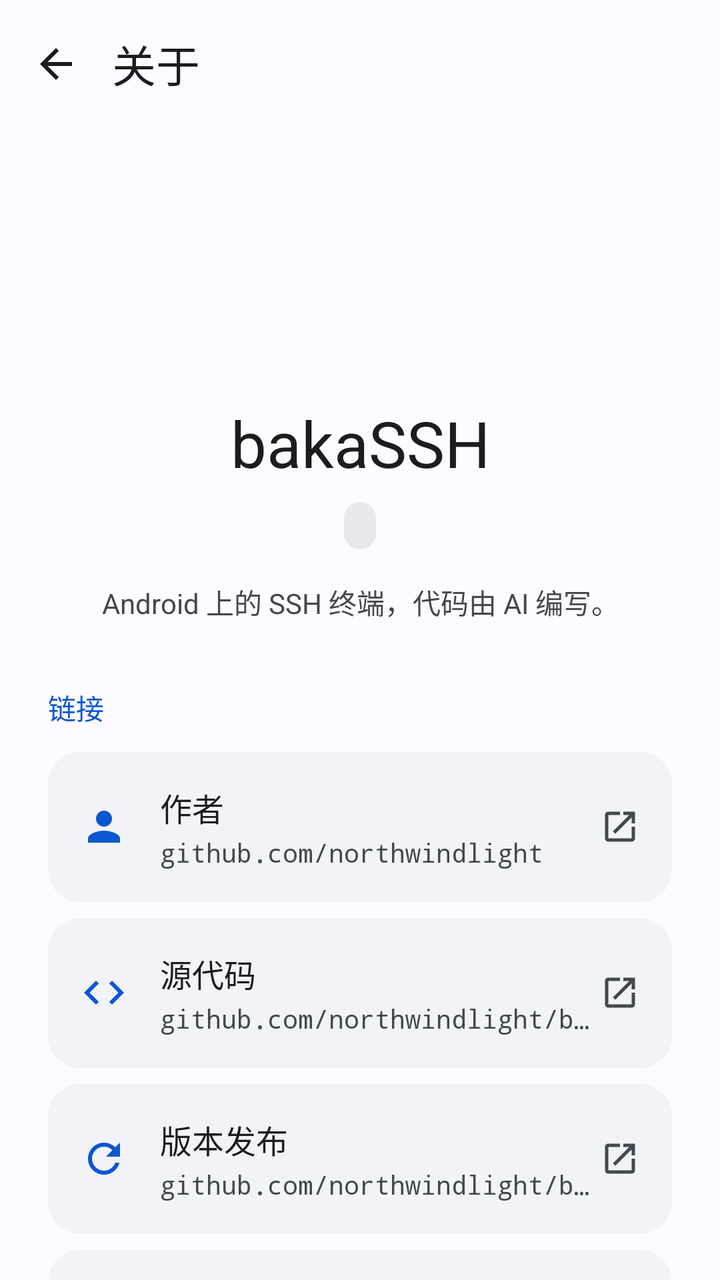
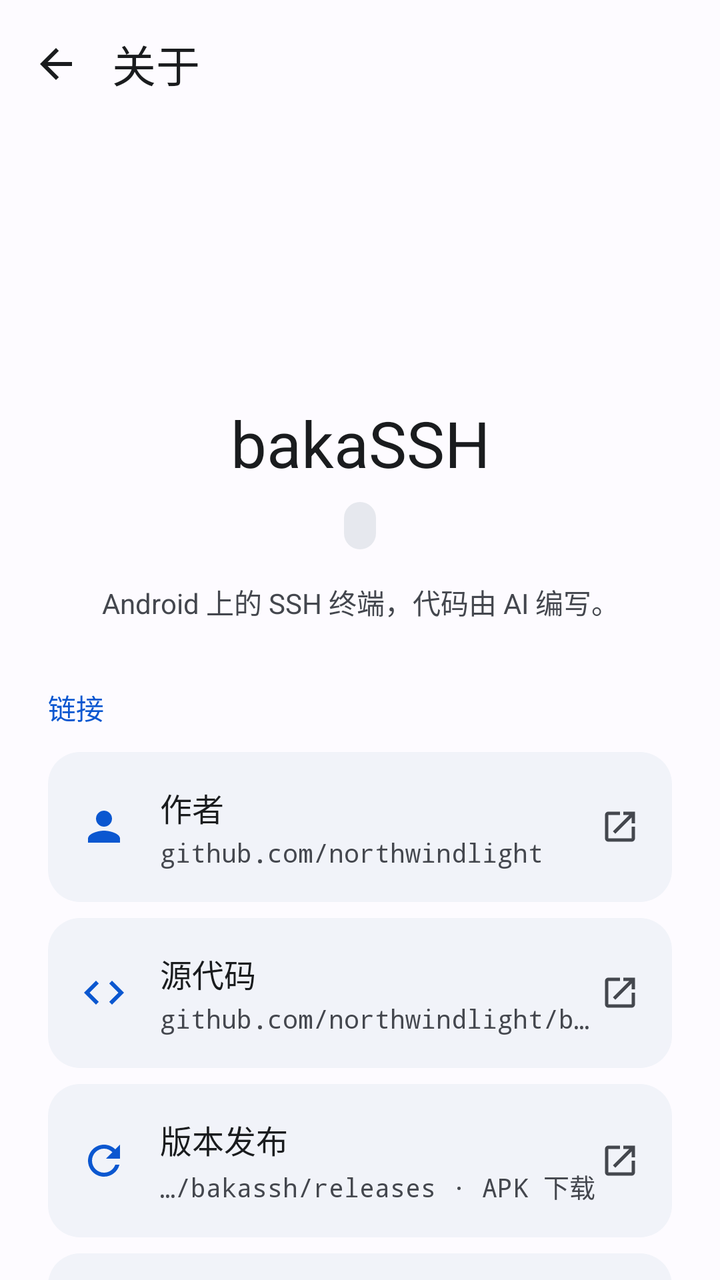

An Android layout rendered at two revisions. The XML below is the earlier revision; the diff shows what the commit changed to produce the second picture.
<!-- AndroidManifest.xml: application theme AppTheme -->
<!-- res/layout/dialog_about.xml -->
<?xml version="1.0" encoding="utf-8"?>
<LinearLayout
    xmlns:android="http://schemas.android.com/apk/res/android"
    xmlns:app="http://schemas.android.com/apk/res-auto"
    android:layout_width="match_parent"
    android:layout_height="match_parent"
    android:orientation="vertical"
    android:background="?attr/colorSurface"
    android:fitsSystemWindows="true">
    <LinearLayout
        android:layout_width="match_parent"
        android:layout_height="wrap_content"
        android:minHeight="64dp"
        android:gravity="center_vertical"
        android:paddingEnd="12dp">
        <ImageButton
            android:id="@+id/btn_close_about"
            android:layout_width="56dp"
            android:layout_height="56dp"
            android:background="?attr/selectableItemBackgroundBorderless"
            android:padding="16dp"
            android:src="@drawable/ic_arrow_back"
            app:tint="?attr/colorOnSurface"
            android:contentDescription="@string/navigate_back" />
        <TextView
            android:layout_width="0dp"
            android:layout_height="wrap_content"
            android:text="@string/settings_about"
            android:textSize="22sp"
            android:textColor="?attr/colorOnSurface"
            android:layout_weight="1" />
    </LinearLayout>
    <androidx.core.widget.NestedScrollView
        android:layout_width="match_parent"
        android:layout_height="0dp"
        android:layout_weight="1"
        android:clipToPadding="false">
        <LinearLayout
            android:layout_width="match_parent"
            android:layout_height="wrap_content"
            android:orientation="vertical"
            android:paddingStart="24dp"
            android:paddingEnd="24dp"
            android:paddingBottom="32dp">
            <ImageView
                android:layout_width="96dp"
                android:layout_height="96dp"
                android:layout_gravity="center_horizontal"
                android:layout_marginTop="24dp"
                android:src="@mipmap/ic_launcher"
                android:contentDescription="@null" />
            <TextView
                android:layout_width="match_parent"
                android:layout_height="wrap_content"
                android:layout_marginTop="16dp"
                android:gravity="center"
                android:text="@string/app_name"
                android:textSize="32sp"
                android:textColor="?attr/colorOnSurface" />
            <TextView
                android:id="@+id/tv_about_version"
                android:layout_width="wrap_content"
                android:layout_height="wrap_content"
                android:layout_gravity="center_horizontal"
                android:layout_marginTop="8dp"
                android:background="@drawable/bg_chip_tag"
                android:fontFamily="monospace"
                android:textSize="13sp"
                android:textColor="?attr/colorOnSurfaceVariant" />
            <TextView
                android:layout_width="match_parent"
                android:layout_height="wrap_content"
                android:layout_marginTop="16dp"
                android:gravity="center"
                android:text="@string/about_tagline"
                android:textSize="14sp"
                android:textColor="?attr/colorOnSurfaceVariant" />
            <TextView
                android:layout_width="match_parent"
                android:layout_height="wrap_content"
                android:text="@string/about_links"
                android:textSize="14sp"
                android:textColor="?attr/colorPrimary"
                android:paddingTop="32dp"
                android:paddingBottom="12dp"
                android:fontFamily="sans-serif-medium" />
            <LinearLayout
                android:id="@+id/about_author"
                android:layout_width="match_parent"
                android:layout_height="wrap_content"
                android:minHeight="72dp"
                android:layout_marginBottom="8dp"
                android:background="@drawable/bg_setting_row"
                android:foreground="?attr/selectableItemBackground"
                android:clickable="true"
                android:focusable="true"
                android:gravity="center_vertical"
                android:padding="16dp">
                <ImageView
                    android:layout_width="24dp"
                    android:layout_height="24dp"
                    android:src="@drawable/ic_person"
                    app:tint="?attr/colorPrimary"
                    android:contentDescription="@null" />
                <LinearLayout
                    android:layout_width="0dp"
                    android:layout_height="wrap_content"
                    android:layout_weight="1"
                    android:layout_marginStart="16dp"
                    android:orientation="vertical">
                    <TextView
                        android:layout_width="match_parent"
                        android:layout_height="wrap_content"
                        android:text="@string/about_author"
                        android:textSize="16sp"
                        android:textColor="?attr/colorOnSurface" />
                    <TextView
                        android:layout_width="match_parent"
                        android:layout_height="wrap_content"
                        android:text="github.com/northwindlight"
                        android:textSize="13sp"
                        android:fontFamily="monospace"
                        android:maxLines="1"
                        android:ellipsize="end"
                        android:layout_marginTop="2dp"
                        android:textColor="?attr/colorOnSurfaceVariant" />
                </LinearLayout>
                <ImageView
                    android:layout_width="20dp"
                    android:layout_height="20dp"
                    android:src="@drawable/ic_open_in_new"
                    app:tint="?attr/colorOnSurfaceVariant"
                    android:contentDescription="@null" />
            </LinearLayout>
            <LinearLayout
                android:id="@+id/about_source"
                android:layout_width="match_parent"
                android:layout_height="wrap_content"
                android:minHeight="72dp"
                android:layout_marginBottom="8dp"
                android:background="@drawable/bg_setting_row"
                android:foreground="?attr/selectableItemBackground"
                android:clickable="true"
                android:focusable="true"
                android:gravity="center_vertical"
                android:padding="16dp">
                <ImageView
                    android:layout_width="24dp"
                    android:layout_height="24dp"
                    android:src="@drawable/ic_code"
                    app:tint="?attr/colorPrimary"
                    android:contentDescription="@null" />
                <LinearLayout
                    android:layout_width="0dp"
                    android:layout_height="wrap_content"
                    android:layout_weight="1"
                    android:layout_marginStart="16dp"
                    android:orientation="vertical">
                    <TextView
                        android:layout_width="match_parent"
                        android:layout_height="wrap_content"
                        android:text="@string/about_source"
                        android:textSize="16sp"
                        android:textColor="?attr/colorOnSurface" />
                    <TextView
                        android:layout_width="match_parent"
                        android:layout_height="wrap_content"
                        android:text="github.com/northwindlight/bakassh"
                        android:textSize="13sp"
                        android:fontFamily="monospace"
                        android:maxLines="1"
                        android:ellipsize="end"
                        android:layout_marginTop="2dp"
                        android:textColor="?attr/colorOnSurfaceVariant" />
                </LinearLayout>
                <ImageView
                    android:layout_width="20dp"
                    android:layout_height="20dp"
                    android:src="@drawable/ic_open_in_new"
                    app:tint="?attr/colorOnSurfaceVariant"
                    android:contentDescription="@null" />
            </LinearLayout>
            <LinearLayout
                android:id="@+id/about_releases"
                android:layout_width="match_parent"
                android:layout_height="wrap_content"
                android:minHeight="72dp"
                android:layout_marginBottom="8dp"
                android:background="@drawable/bg_setting_row"
                android:foreground="?attr/selectableItemBackground"
                android:clickable="true"
                android:focusable="true"
                android:gravity="center_vertical"
                android:padding="16dp">
                <ImageView
                    android:layout_width="24dp"
                    android:layout_height="24dp"
                    android:src="@drawable/ic_refresh"
                    app:tint="?attr/colorPrimary"
                    android:contentDescription="@null" />
                <LinearLayout
                    android:layout_width="0dp"
                    android:layout_height="wrap_content"
                    android:layout_weight="1"
                    android:layout_marginStart="16dp"
                    android:orientation="vertical">
                    <TextView
                        android:layout_width="match_parent"
                        android:layout_height="wrap_content"
                        android:text="@string/about_releases"
                        android:textSize="16sp"
                        android:textColor="?attr/colorOnSurface" />
                    <TextView
                        android:layout_width="match_parent"
                        android:layout_height="wrap_content"
                        android:text="github.com/northwindlight/bakassh/releases"
                        android:textSize="13sp"
                        android:fontFamily="monospace"
                        android:maxLines="1"
                        android:ellipsize="end"
                        android:layout_marginTop="2dp"
                        android:textColor="?attr/colorOnSurfaceVariant" />
                </LinearLayout>
                <ImageView
                    android:layout_width="20dp"
                    android:layout_height="20dp"
                    android:src="@drawable/ic_open_in_new"
                    app:tint="?attr/colorOnSurfaceVariant"
                    android:contentDescription="@null" />
            </LinearLayout>
            <LinearLayout
                android:id="@+id/about_licenses"
                android:layout_width="match_parent"
                android:layout_height="wrap_content"
                android:minHeight="72dp"
                android:layout_marginBottom="8dp"
                android:background="@drawable/bg_setting_row"
                android:foreground="?attr/selectableItemBackground"
                android:clickable="true"
                android:focusable="true"
                android:gravity="center_vertical"
                android:padding="16dp">
                <ImageView
                    android:layout_width="24dp"
                    android:layout_height="24dp"
                    android:src="@drawable/ic_info"
                    app:tint="?attr/colorPrimary"
                    android:contentDescription="@null" />
                <LinearLayout
                    android:layout_width="0dp"
                    android:layout_height="wrap_content"
                    android:layout_weight="1"
                    android:layout_marginStart="16dp"
                    android:orientation="vertical">
                    <TextView
                        android:layout_width="match_parent"
                        android:layout_height="wrap_content"
                        android:text="@string/about_licenses"
                        android:textSize="16sp"
                        android:textColor="?attr/colorOnSurface" />
                    <TextView
                        android:layout_width="match_parent"
                        android:layout_height="wrap_content"
                        android:text="libvterm · ConnectBot · JSch"
                        android:textSize="13sp"
                        android:fontFamily="monospace"
                        android:maxLines="1"
                        android:ellipsize="end"
                        android:layout_marginTop="2dp"
                        android:textColor="?attr/colorOnSurfaceVariant" />
                </LinearLayout>
                <ImageView
                    android:layout_width="20dp"
                    android:layout_height="20dp"
                    android:src="@drawable/ic_open_in_new"
                    app:tint="?attr/colorOnSurfaceVariant"
                    android:contentDescription="@null" />
            </LinearLayout>
        </LinearLayout>
    </androidx.core.widget.NestedScrollView>
</LinearLayout>
<!-- resources referenced by this layout -->
<resources>
  <!-- drawable bg_setting_row (drawable) -->
  <shape xmlns:android="http://schemas.android.com/apk/res/android" xmlns:app="http://schemas.android.com/apk/res-auto"><solid android:color="?attr/colorSurfaceContainer"/><corners android:radius="16dp"/></shape>
  <!-- drawable ic_code (drawable) -->
  <vector xmlns:android="http://schemas.android.com/apk/res/android" android:width="24dp"
      android:height="24dp" android:viewportWidth="24" android:viewportHeight="24">
      <path android:fillColor="#FFFFFFFF" android:pathData="M9.4,16.6L4.8,12l4.6,-4.6L8,6l-6,6 6,6 1.4,-1.4zM14.6,16.6l4.6,-4.6 -4.6,-4.6L16,6l6,6 -6,6 -1.4,-1.4z" />
  </vector>
  <string name="about_author">作者</string>
  <string name="about_licenses">开源组件与许可</string>
  <string name="about_links">链接</string>
  <string name="about_releases">版本发布</string>
  <string name="about_source">源代码</string>
  <string name="about_tagline">Android 上的 SSH 终端，代码由 AI 编写。</string>
  <string name="app_name">bakaSSH</string>
  <string name="navigate_back">返回</string>
  <string name="settings_about">关于</string>
  <style name="AppTheme" parent="BaseAppTheme" />
  <color name="md_theme_primary">#0B57D0</color>
  <color name="md_theme_onPrimary">#FFFFFF</color>
  <color name="md_theme_primaryContainer">#D3E3FD</color>
  <color name="md_theme_onPrimaryContainer">#041E49</color>
  <color name="md_theme_secondary">#565E71</color>
  <color name="md_theme_onSecondary">#FFFFFF</color>
  <color name="md_theme_secondaryContainer">#DAE2F9</color>
  <color name="md_theme_onSecondaryContainer">#131C2B</color>
  <color name="md_theme_tertiary">#146C2E</color>
  <color name="md_theme_onTertiary">#FFFFFF</color>
  <color name="md_theme_tertiaryContainer">#C4EED0</color>
  <color name="md_theme_onTertiaryContainer">#072711</color>
  <color name="md_theme_error">#BA1A1A</color>
  <color name="md_theme_onError">#FFFFFF</color>
  <color name="md_theme_errorContainer">#FFDAD6</color>
  <color name="md_theme_onErrorContainer">#410002</color>
  <color name="md_theme_surface">#FDFBFF</color>
  <color name="md_theme_onSurface">#1A1C1E</color>
  <color name="md_theme_surfaceVariant">#E1E2EC</color>
  <color name="md_theme_onSurfaceVariant">#44474E</color>
  <color name="md_theme_surfaceContainerLowest">#FFFFFF</color>
  <color name="md_theme_surfaceContainerLow">#F7F8FC</color>
  <color name="md_theme_surfaceContainer">#F1F3F9</color>
  <color name="md_theme_surfaceContainerHigh">#ECEEF4</color>
  <color name="md_theme_surfaceContainerHighest">#E6E8EE</color>
  <color name="md_theme_onBackground">#1A1C1E</color>
  <color name="md_theme_outline">#74777F</color>
  <color name="md_theme_outlineVariant">#C4C6D0</color>
  <color name="term_surface">#111318</color>
  <style name="PixelBottomSheetDialogTheme" parent="ThemeOverlay.Material3.BottomSheetDialog">
          <item name="bottomSheetStyle">@style/PixelBottomSheetModalStyle</item>
      </style>
  <style name="PixelAlertDialogTheme" parent="ThemeOverlay.Material3.MaterialAlertDialog">
          <item name="shapeAppearance">@style/ShapeAppearance.Pixel.Dialog</item>
          <item name="colorSurface">?attr/colorSurfaceContainerHigh</item>
      </style>
  <style name="PixelBottomSheetModalStyle" parent="Widget.Material3.BottomSheet.Modal">
          <item name="backgroundTint">?attr/colorSurfaceContainerLow</item>
          <item name="shapeAppearance">@style/ShapeAppearance.Pixel.BottomSheet</item>
      </style>
  <style name="ShapeAppearance.Pixel.Dialog" parent="ShapeAppearance.Material3.Corner.ExtraLarge">
          <item name="cornerSize">28dp</item>
      </style>
  <style name="ShapeAppearance.Pixel.BottomSheet" parent="ShapeAppearance.Material3.Corner.ExtraLarge">
          <item name="cornerSizeTopLeft">28dp</item>
          <item name="cornerSizeTopRight">28dp</item>
          <item name="cornerSizeBottomLeft">0dp</item>
          <item name="cornerSizeBottomRight">0dp</item>
      </style>
  <!-- unchanged entries left out for length: 8 -->
</resources>

<!-- the commit's change to res/layout/dialog_about.xml (unified diff, before → after) -->
@@ -213,7 +213,7 @@
                     <TextView
                         android:layout_width="match_parent"
                         android:layout_height="wrap_content"
-                        android:text="github.com/northwindlight/bakassh/releases"
+                        android:text="…/bakassh/releases · APK 下载"
                         android:textSize="13sp"
                         android:fontFamily="monospace"
                         android:maxLines="1"
